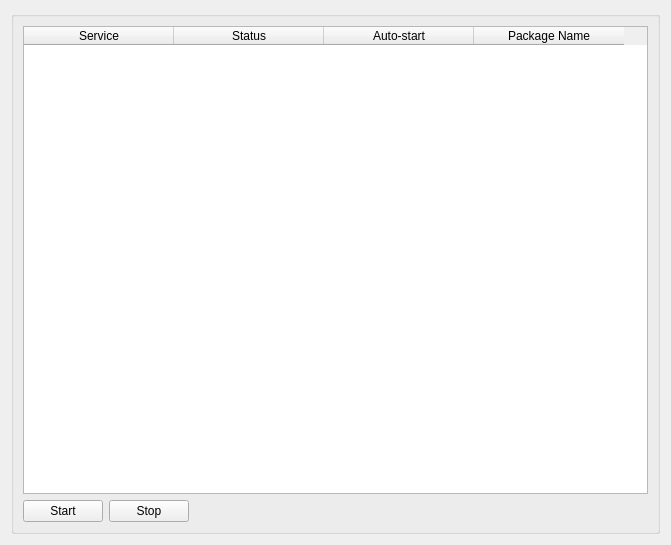
pars-linux/uludag, file branches/ahenk/2.0/renan.cakirerk/ahenk/lider/lider/plugins/plugin_services/services.ui: the form before one commit.
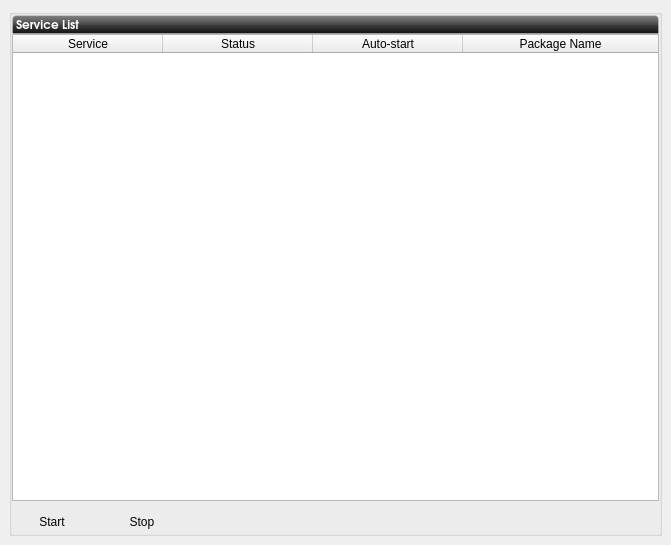
The form after the commit. Icons and pictures are not drawn.

Commit message: modify firewall, authentication, services screens, add new images, change node list behavior, fix log

What changed in the file:
```diff
--- a/branches/ahenk/2.0/renan.cakirerk/ahenk/lider/lider/plugins/plugin_services/services.ui
+++ b/branches/ahenk/2.0/renan.cakirerk/ahenk/lider/lider/plugins/plugin_services/services.ui
@@ -18,20 +18,43 @@
     <normaloff>:/icons/services48.png</normaloff>:/icons/services48.png</iconset>
   </property>
   <layout class="QGridLayout" name="gridLayout_7">
+   <property name="margin">
+    <number>9</number>
+   </property>
+   <property name="spacing">
+    <number>5</number>
+   </property>
    <item row="0" column="0" rowspan="2">
     <widget class="QGroupBox" name="groupBox">
      <property name="title">
       <string/>
      </property>
      <layout class="QGridLayout" name="gridLayout_8">
-      <item row="1" column="0">
+      <property name="horizontalSpacing">
+       <number>10</number>
+      </property>
+      <property name="verticalSpacing">
+       <number>0</number>
+      </property>
+      <property name="margin">
+       <number>0</number>
+      </property>
+      <item row="3" column="0">
        <widget class="QPushButton" name="pushStart">
+        <property name="font">
+         <font>
+          <pointsize>9</pointsize>
+         </font>
+        </property>
         <property name="text">
          <string>Start</string>
         </property>
+        <property name="flat">
+         <bool>true</bool>
+        </property>
        </widget>
       </item>
-      <item row="1" column="2">
+      <item row="3" column="2">
        <spacer name="horizontalSpacer">
         <property name="orientation">
          <enum>Qt::Horizontal</enum>
@@ -44,14 +67,22 @@
         </property>
        </spacer>
       </item>
-      <item row="1" column="1">
+      <item row="3" column="1">
        <widget class="QPushButton" name="pushStop">
+        <property name="font">
+         <font>
+          <pointsize>9</pointsize>
+         </font>
+        </property>
         <property name="text">
          <string>Stop</string>
         </property>
+        <property name="flat">
+         <bool>true</bool>
+        </property>
        </widget>
       </item>
-      <item row="0" column="0" colspan="3">
+      <item row="1" column="0" colspan="3">
        <widget class="QTableWidget" name="tableWidget">
         <property name="minimumSize">
          <size>
@@ -65,6 +96,11 @@
           <height>0</height>
          </size>
         </property>
+        <property name="font">
+         <font>
+          <pointsize>9</pointsize>
+         </font>
+        </property>
         <property name="selectionMode">
          <enum>QAbstractItemView::SingleSelection</enum>
         </property>
@@ -80,6 +116,9 @@
         <property name="sortingEnabled">
          <bool>true</bool>
         </property>
+        <property name="cornerButtonEnabled">
+         <bool>true</bool>
+        </property>
         <property name="columnCount">
          <number>4</number>
         </property>
@@ -102,7 +141,7 @@
          <bool>true</bool>
         </attribute>
         <attribute name="horizontalHeaderStretchLastSection">
-         <bool>false</bool>
+         <bool>true</bool>
         </attribute>
         <attribute name="verticalHeaderVisible">
          <bool>false</bool>
@@ -110,33 +149,6 @@
         <attribute name="verticalHeaderStretchLastSection">
          <bool>false</bool>
         </attribute>
-        <attribute name="verticalHeaderVisible">
-         <bool>false</bool>
-        </attribute>
-        <attribute name="horizontalHeaderShowSortIndicator" stdset="0">
-         <bool>true</bool>
-        </attribute>
-        <attribute name="horizontalHeaderStretchLastSection">
-         <bool>false</bool>
-        </attribute>
-        <attribute name="horizontalHeaderCascadingSectionResizes">
-         <bool>true</bool>
-        </attribute>
-        <attribute name="horizontalHeaderVisible">
-         <bool>true</bool>
-        </attribute>
-        <attribute name="horizontalHeaderMinimumSectionSize">
-         <number>50</number>
-        </attribute>
-        <attribute name="horizontalHeaderHighlightSections">
-         <bool>true</bool>
-        </attribute>
-        <attribute name="verticalHeaderStretchLastSection">
-         <bool>false</bool>
-        </attribute>
-        <attribute name="horizontalHeaderDefaultSectionSize">
-         <number>150</number>
-        </attribute>
         <column>
          <property name="text">
           <string>Service</string>
@@ -159,6 +171,56 @@
         </column>
        </widget>
       </item>
+      <item row="0" column="0" colspan="3">
+       <widget class="QLabel" name="label_6">
+        <property name="minimumSize">
+         <size>
+          <width>0</width>
+          <height>0</height>
+         </size>
+        </property>
+        <property name="font">
+         <font>
+          <family>URW Gothic L</family>
+          <pointsize>9</pointsize>
+          <weight>75</weight>
+          <bold>true</bold>
+          <underline>false</underline>
+         </font>
+        </property>
+        <property name="styleSheet">
+         <string notr="true">    background-color: qlineargradient(spread:pad, x1:0.5, y1:0, x2:0.5, y2:1, stop:0 rgba(132, 132, 132, 255), stop:0.501481 rgba(70, 70, 70, 255), stop:0.503057 rgba(62, 62, 62, 255), stop:1 rgba(16, 16, 16, 255));
+color:rgb(255,255,255);
+/*qlineargradient(spread:pad, x1:0.5, y1:1, x2:0.5, y2:0, stop:0 rgba(183, 100, 124, 255), stop:0.0212465 rgba(91, 33, 50, 255), stop:0.521739 rgba(152, 86, 105, 255), stop:0.527174 rgba(155, 98, 115, 255), stop:0.983696 rgba(184, 141, 153, 255), stop:1 rgba(220, 173, 186, 255));*/
+/*background-color: qlineargradient(spread:pad, x1:1, y1:1, x2:0, y2:0, stop:0 rgba(219, 219, 219, 100), stop:1 rgba(255, 255, 255, 100));*/
+border: 1px solid rgba(255,255,255,50);
+border-top-left-radius: 4px;
+border-top-right-radius: 4px;</string>
+        </property>
+        <property name="text">
+         <string>Service List</string>
+        </property>
+        <property name="margin">
+         <number>5</number>
+        </property>
+       </widget>
+      </item>
+      <item row="2" column="2">
+       <spacer name="verticalSpacer">
+        <property name="orientation">
+         <enum>Qt::Vertical</enum>
+        </property>
+        <property name="sizeType">
+         <enum>QSizePolicy::Fixed</enum>
+        </property>
+        <property name="sizeHint" stdset="0">
+         <size>
+          <width>20</width>
+          <height>10</height>
+         </size>
+        </property>
+       </spacer>
+      </item>
      </layout>
     </widget>
    </item>
```
The commit also changes 8 other files.
